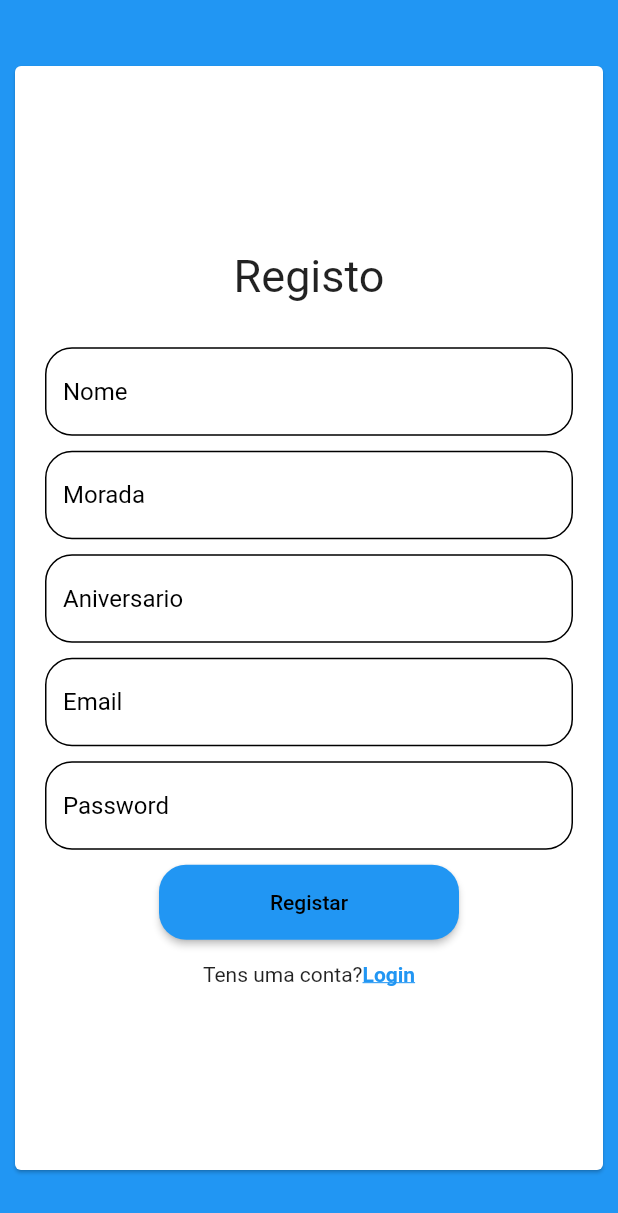
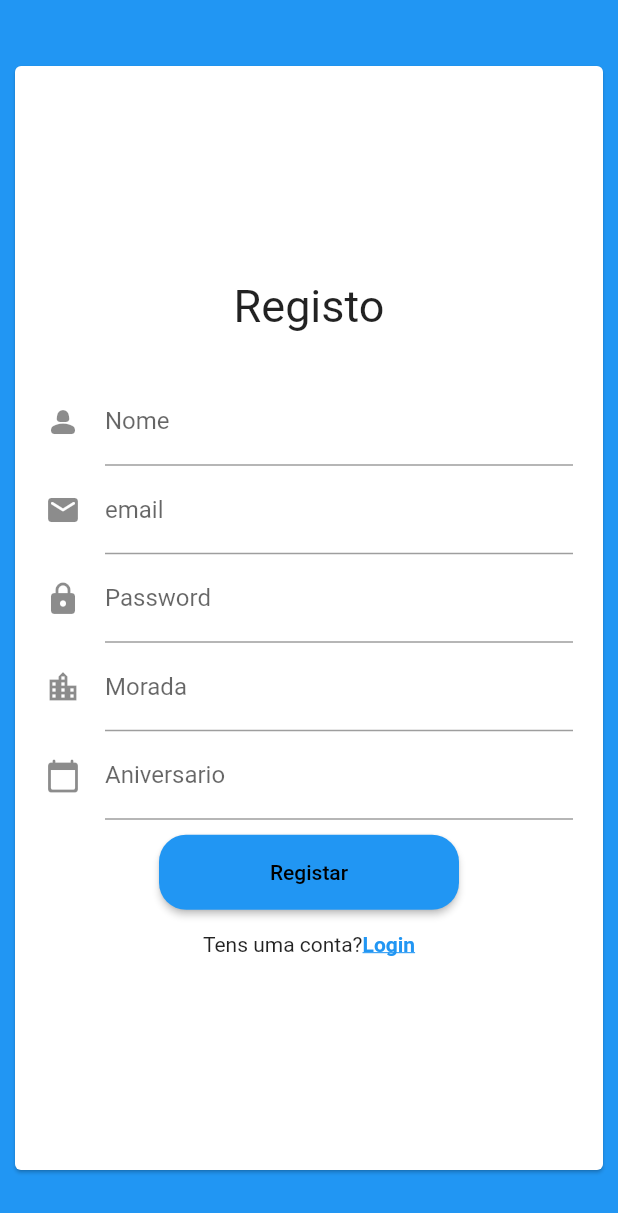
Before and after one commit to anarodrigues1996/FlutterTraining, a Flutter app: the SignUpPage screen opened by its route, on a phone screen of 412 x 824 dp. Shown: the top 1213 px of the screen. Run offline on Flutter 3.47's test engine with Material 2 defaults, Android fonts, the light colour scheme and no system bars; missing offline and left inert: flutter_bootstrap.

Commit message:
dataPicker Input and SignUp Update

```diff
--- a/lib/main.dart
+++ b/lib/main.dart
@@ -1,5 +1,6 @@
 import 'package:flutter/material.dart';
 import 'package:flutter_teste/pages/boostrap/form_bs.dart';
+import 'package:flutter_teste/pages/datapicker/datapicker.dart';
 import 'package:flutter_teste/pages/home/home_page.dart';
 import 'package:flutter_teste/pages/login/login.dart';
 import 'package:flutter_teste/pages/signUp/signup.dart';
@@ -29,7 +30,8 @@ class MyApp extends StatelessWidget {
         '/signup':(context) => const SignUpPage(),
         '/form':(context) => const FormBootStrap(),
         '/modal':(context) => const ModalPage(),
-        '/':(context) => const TablePage(),
+        '/table':(context) => const TablePage(),
+        '/':(context) => const DataPicker(),
       },
     );
   }
--- a/lib/pages/home/home_page.dart
+++ b/lib/pages/home/home_page.dart
@@ -1,7 +1,7 @@
 import 'dart:async';
 import 'package:flutter/foundation.dart';
 import 'package:flutter/material.dart';
-import 'package:flutter_teste/pages/home/components/todo_widget.dart';
+import 'package:flutter_teste/components/todo_widget.dart';
 import 'package:flutter_teste/pages/home/home_controller.dart';
 
 class HomePage extends StatefulWidget {
--- a/lib/pages/modal/modal_bs.dart
+++ b/lib/pages/modal/modal_bs.dart
@@ -30,6 +30,7 @@ class _ModalPageState extends State<ModalPage> {
                         content: Text('Estou bem!')
                         );
                       ScaffoldMessenger.of(context).showSnackBar(snackBar);
+                      Navigator.of(context).pop();
                       },
                       child: const Text('Sim')),
                   TextButton(onPressed: () {
@@ -37,13 +38,17 @@ class _ModalPageState extends State<ModalPage> {
                         content: Text('Estou mal!'),
                        );
                       ScaffoldMessenger.of(context).showSnackBar(snackBar);
+                      Navigator.of(context).pop();
                   },
                   child: const Text('Nao')),
                 ],
               ),
             );
+
           },
+
         ),
+
       ),
     );
   }
--- a/lib/pages/signUp/signup.dart
+++ b/lib/pages/signUp/signup.dart
@@ -1,5 +1,6 @@
 import 'package:flutter/material.dart';
 import 'package:flutter_teste/shared/components/my_input.dart';
+import 'package:intl/intl.dart';
 
 class SignUpPage extends StatefulWidget {
   const SignUpPage({super.key});
@@ -40,40 +41,59 @@ class _SignUpPageState extends State<SignUpPage> {
               child: Column(
                 mainAxisAlignment: MainAxisAlignment.center,
                 children: [
-                  //  const Icon(
-                  //   Icons.person,
-                  //   size: 80,
-                  //   color: Colors.blue,
-                  // ),
                   const Text("Registo", style: TextStyle(fontSize: 30)),
                   Container(
                     height: 20,
                   ),
                   const SizedBox(height: 10),
-                  MyInput(
-                    hintText: "Nome",
+                  TextField(
                     controller: nameController,
+                    decoration: const InputDecoration(
+                      icon: Icon(Icons.person_2_rounded),
+                      labelText: 'Nome'
+                    )
                   ),
-                  const SizedBox(height: 10),
-                  MyInput(
-                    hintText: "Morada",
-                    controller: moradaController,
+                   TextField(
+                    controller: nameController,
+                    decoration: const InputDecoration(
+                      icon: Icon(Icons.email_rounded),
+                      labelText: 'email'
+                    )
                   ),
-                  const SizedBox(height: 10),
-                  MyInput(
-                    hintText: "Aniversario",
-                    controller: aniversarioController,
+                  TextField(
+                    controller: nameController,
+                    decoration: const InputDecoration(
+                      icon: Icon(Icons.lock_rounded),
+                      labelText: 'Password'
+                    )
                   ),
-                  const SizedBox(height: 10),
-                  MyInput(
-                    hintText: "Email",
-                    controller: emailController,
+                   TextField(
+                    controller: nameController,
+                    decoration: const InputDecoration(
+                      icon: Icon(Icons.location_city),
+                      labelText: 'Morada'
+                    )
                   ),
-                  const SizedBox(height: 10),
-                  MyInput(
-                      hintText: "Password",
-                      controller: passwordController,
-                      isPassword: true),
+                   TextField(
+                    controller: nameController,
+                    decoration: const InputDecoration(
+                      icon: Icon(Icons.calendar_today_rounded),
+                      labelText: 'Aniversario',
+                    ),
+                    onTap: () async {
+            DateTime? pickeddate = await showDatePicker(
+                context: context,
+                initialDate: DateTime.now(),
+                firstDate: DateTime(1460),
+                lastDate: DateTime(2100));
+
+            if (pickeddate != null) {
+              setState(() {
+                aniversarioController.text=DateFormat('dd-MM-yyyy').format(pickeddate);
+              });
+            }
+          },
+                  ),
                   const SizedBox(height: 10),
                   SizedBox(
                     width: 200,
--- a/pubspec.yaml
+++ b/pubspec.yaml
@@ -36,6 +36,7 @@ dependencies:
   # The following adds the Cupertino Icons font to your application.
   # Use with the CupertinoIcons class for iOS style icons.
   cupertino_icons: ^1.0.2
+  intl: ^0.18.1
   flutter_bootstrap: "^2.0.0"
   flutter_widget_from_html: ^0.6.0
 dev_dependencies:
```
Also changed, not shown: lib/pages/boostrap/form_bs.dart (+7 -7 lines), lib/pages/datapicker/datapicker.dart (added, +43 -0 lines), lib/components/todo_widget.dart (renamed from lib/pages/home/components/todo_widget.dart), pubspec.lock.
